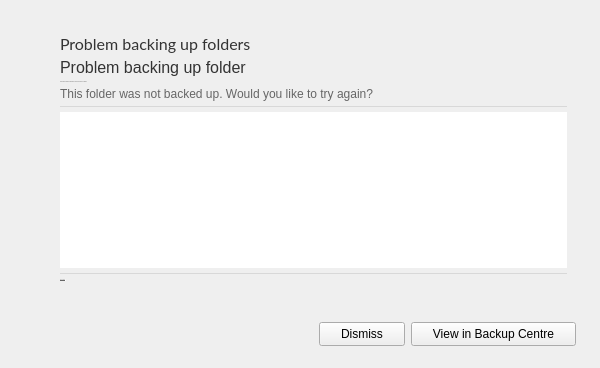
This is src/MEGASync/gui/linux/BackupsWizard.ui in meganz/MEGAsync as Qt 5 draws it before an edit. The edited form follows.
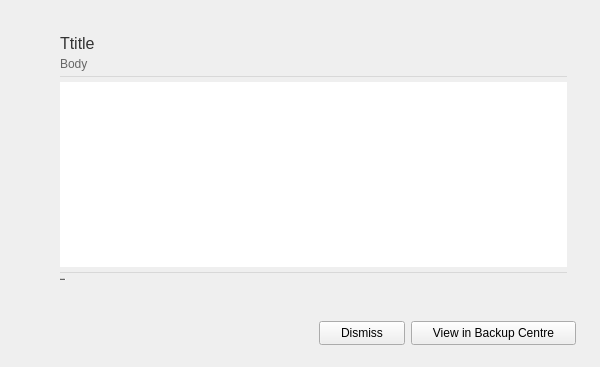
This is the edited form. The open tabs and pages were chosen to show the change. Icons and pictures are not drawn.

Commit message: SNC-2656. Backups warning messages

Patch:
```diff
--- a/src/MEGASync/gui/linux/BackupsWizard.ui
+++ b/src/MEGASync/gui/linux/BackupsWizard.ui
@@ -10,7 +10,7 @@
     <x>0</x>
     <y>0</y>
     <width>600</width>
-    <height>368</height>
+    <height>367</height>
    </rect>
   </property>
   <property name="sizePolicy">
@@ -1040,32 +1040,13 @@
         </widget>
        </item>
        <item>
-        <layout class="QVBoxLayout" name="verticalLayout_4" stretch="0,0,0,0,0,0,0,0">
+        <layout class="QVBoxLayout" name="verticalLayout_4" stretch="0,0,0,0,0,0">
          <property name="spacing">
           <number>4</number>
          </property>
          <property name="bottomMargin">
           <number>0</number>
          </property>
-         <item alignment="Qt::AlignLeft|Qt::AlignTop">
-          <widget class="QLabel" name="lErrorTitlePlural">
-           <property name="font">
-            <font>
-             <family>Lato</family>
-             <pointsize>-1</pointsize>
-            </font>
-           </property>
-           <property name="styleSheet">
-            <string notr="true">*{
-font-size:16px;
-color:#333333;
-}</string>
-           </property>
-           <property name="text">
-            <string>Problem backing up folders</string>
-           </property>
-          </widget>
-         </item>
          <item>
           <widget class="QLabel" name="lErrorTitleSingular">
            <property name="styleSheet">
@@ -1075,28 +1056,10 @@
 }</string>
            </property>
            <property name="text">
-            <string>Problem backing up folder</string>
+            <string>Ttitle</string>
            </property>
           </widget>
          </item>
-         <item alignment="Qt::AlignLeft|Qt::AlignTop">
-          <widget class="QLabel" name="lErrorTextPlural">
-           <property name="font">
-            <font>
-             <family>Lato</family>
-             <pointsize>-1</pointsize>
-            </font>
-           </property>
-           <property name="styleSheet">
-            <string notr="true">*{
-color:#666666;
-}</string>
-           </property>
-           <property name="text">
-            <string>These folders were not backed up. Would you like to try again?</string>
-           </property>
-          </widget>
-         </item>
          <item>
           <widget class="QLabel" name="lErrorTextSingular">
            <property name="styleSheet">
@@ -1105,7 +1068,7 @@
 }</string>
            </property>
            <property name="text">
-            <string>This folder was not backed up. Would you like to try again?</string>
+            <string>Body</string>
            </property>
           </widget>
          </item>
```
Left out of the diff: 25 changed lines with no effect on the pictures. The commit also changes 11 other files.
